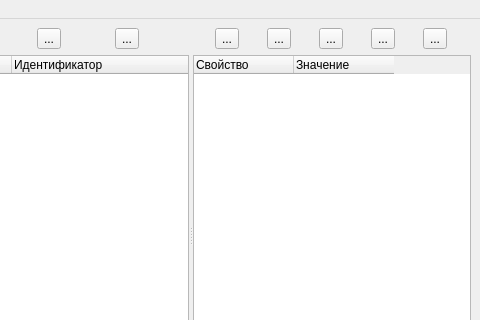
arcirk/ws_solution, file ws_admin_qt/ws_admin_qt/mainwindow.ui: the form before one commit; both pictures show x 378 to 858 and y 0 to 320 of the 858 by 473 pixel window.
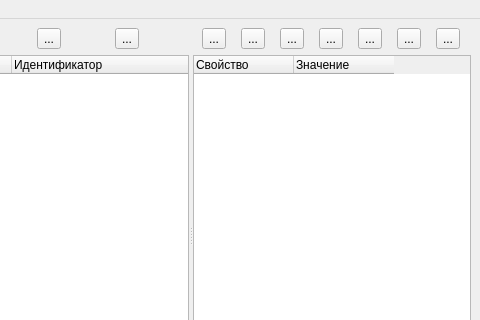
The form after the commit. Icons and pictures are not drawn.

Diff of the .ui file:
```diff
--- a/ws_admin_qt/ws_admin_qt/mainwindow.ui
+++ b/ws_admin_qt/ws_admin_qt/mainwindow.ui
@@ -96,10 +96,38 @@
         </item>
        </layout>
       </widget>
-      <widget class="QWidget" name="">
+      <widget class="QWidget" name="layoutWidget">
        <layout class="QVBoxLayout" name="verticalLayout">
         <item>
          <layout class="QHBoxLayout" name="toolBottonsUsers">
+          <item>
+           <widget class="QToolButton" name="btnSendMessage">
+            <property name="toolTip">
+             <string>Отправить сообщение выбранному пользователю</string>
+            </property>
+            <property name="text">
+             <string>...</string>
+            </property>
+            <property name="icon">
+             <iconset resource="resourse.qrc">
+              <normaloff>:/new/icons/res/send.svg</normaloff>:/new/icons/res/send.svg</iconset>
+            </property>
+           </widget>
+          </item>
+          <item>
+           <widget class="QToolButton" name="btnKillSession">
+            <property name="toolTip">
+             <string>Удалить сеанс выбранного пользователя</string>
+            </property>
+            <property name="text">
+             <string>...</string>
+            </property>
+            <property name="icon">
+             <iconset resource="resourse.qrc">
+              <normaloff>:/new/icons/res/KillSession.png</normaloff>:/new/icons/res/KillSession.png</iconset>
+            </property>
+           </widget>
+          </item>
           <item>
            <widget class="QToolButton" name="btnAddUser">
             <property name="text">
```
Left out of the diff: 31 changed lines with no effect on the pictures.
